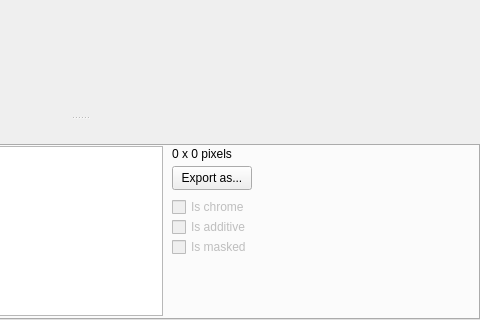
Old version of the form mainwindow.ui in the repository iOrange/hlmvqt; both pictures show x 320 to 800 and y 323 to 643 of the 800 by 643 pixel window.
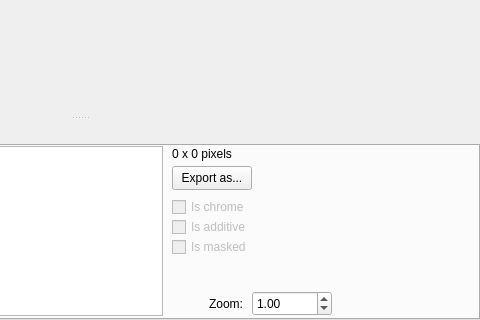
New version of the form.

Commit message: + added images zoom

Patch:
```diff
--- a/mainwindow.ui
+++ b/mainwindow.ui
@@ -399,6 +399,47 @@
           <string>Is masked</string>
          </property>
         </widget>
+        <widget class="QDoubleSpinBox" name="spinImageZoom">
+         <property name="geometry">
+          <rect>
+           <x>570</x>
+           <y>145</y>
+           <width>80</width>
+           <height>25</height>
+          </rect>
+         </property>
+         <property name="decimals">
+          <number>2</number>
+         </property>
+         <property name="minimum">
+          <double>0.100000000000000</double>
+         </property>
+         <property name="maximum">
+          <double>10.000000000000000</double>
+         </property>
+         <property name="stepType">
+          <enum>QAbstractSpinBox::AdaptiveDecimalStepType</enum>
+         </property>
+         <property name="value">
+          <double>1.000000000000000</double>
+         </property>
+        </widget>
+        <widget class="QLabel" name="label_5">
+         <property name="geometry">
+          <rect>
+           <x>490</x>
+           <y>150</y>
+           <width>71</width>
+           <height>16</height>
+          </rect>
+         </property>
+         <property name="text">
+          <string>Zoom:</string>
+         </property>
+         <property name="alignment">
+          <set>Qt::AlignRight|Qt::AlignTrailing|Qt::AlignVCenter</set>
+         </property>
+        </widget>
        </widget>
        <widget class="QWidget" name="tabSequences">
         <attribute name="title">
```
Left out of the diff: 2 changed lines with no effect on the pictures. The commit also changes 4 other files.
